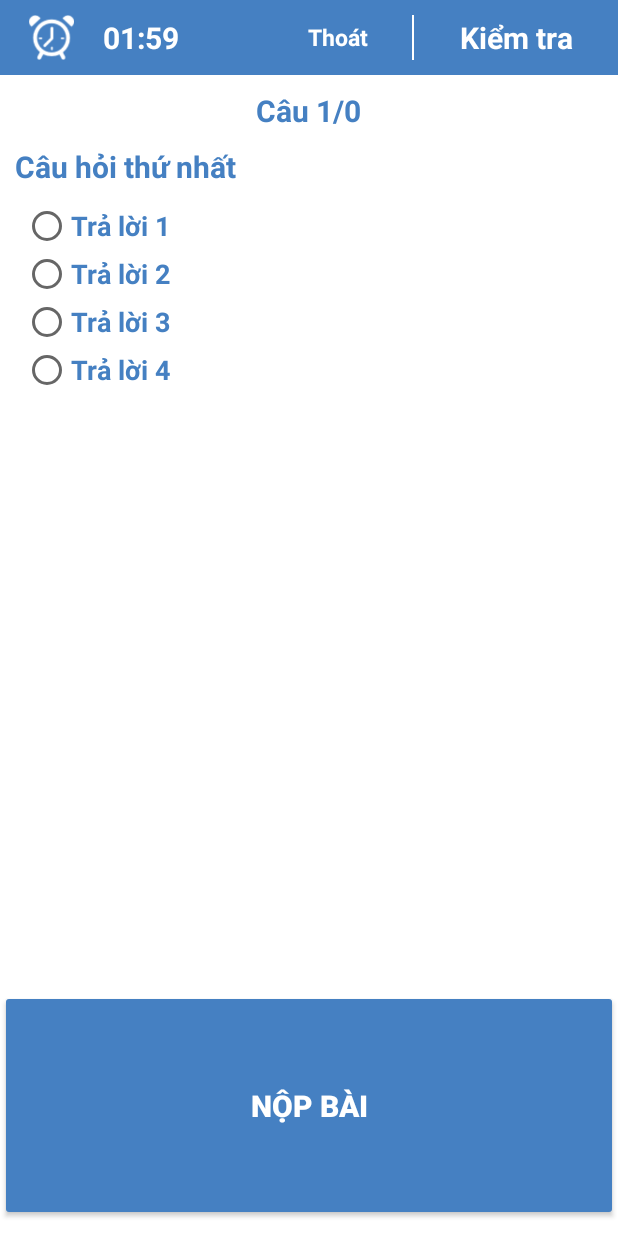
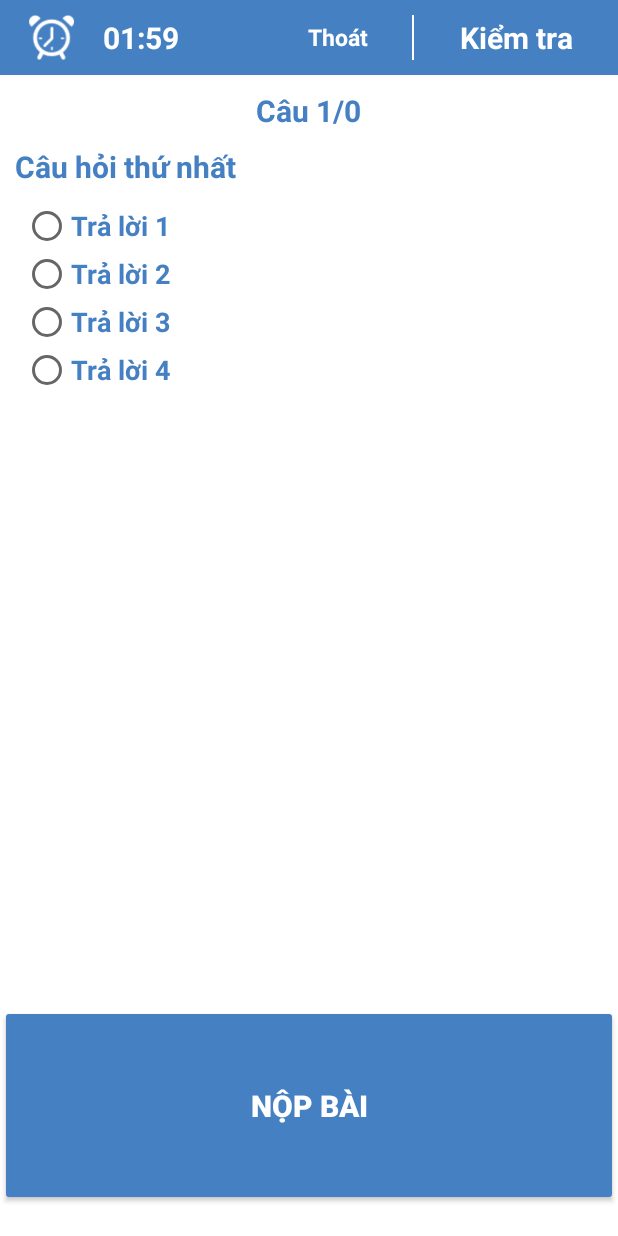
Before and after one commit to diepdao1708/MyApp, an Android app: the ScreenSlideActivity screen opened directly, with no data from a screen before it, on a phone screen of 412 x 824 dp. Run offline under Robolectric (Android 15) with nearby library versions, the light colour scheme and no system bars; our stand-ins replace Room's generated code; 6 statements that could not run were skipped.

Commit message:
first commit

```diff
--- a/app/src/main/res/layout/activity_screen_slide.xml
+++ b/app/src/main/res/layout/activity_screen_slide.xml
@@ -93,7 +93,7 @@
     <androidx.viewpager.widget.ViewPager
         android:id="@+id/pager"
         android:layout_width="match_parent"
-        android:layout_height="610dp">
+        android:layout_height="620dp">
 
     </androidx.viewpager.widget.ViewPager>
 
@@ -102,7 +102,7 @@
         android:layout_height="wrap_content"
         android:layout_weight="1"
         android:orientation="vertical"
-        android:paddingBottom="10dp">
+        android:paddingBottom="20dp">
 
         <Button
             android:id="@+id/btnNB"
```
